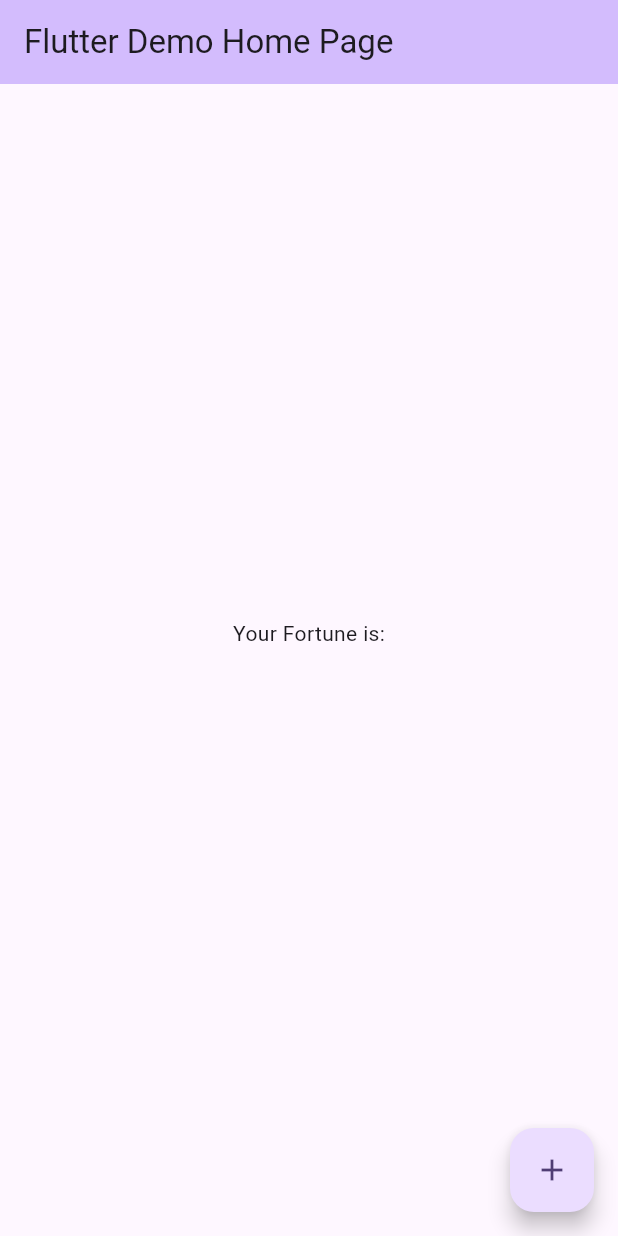
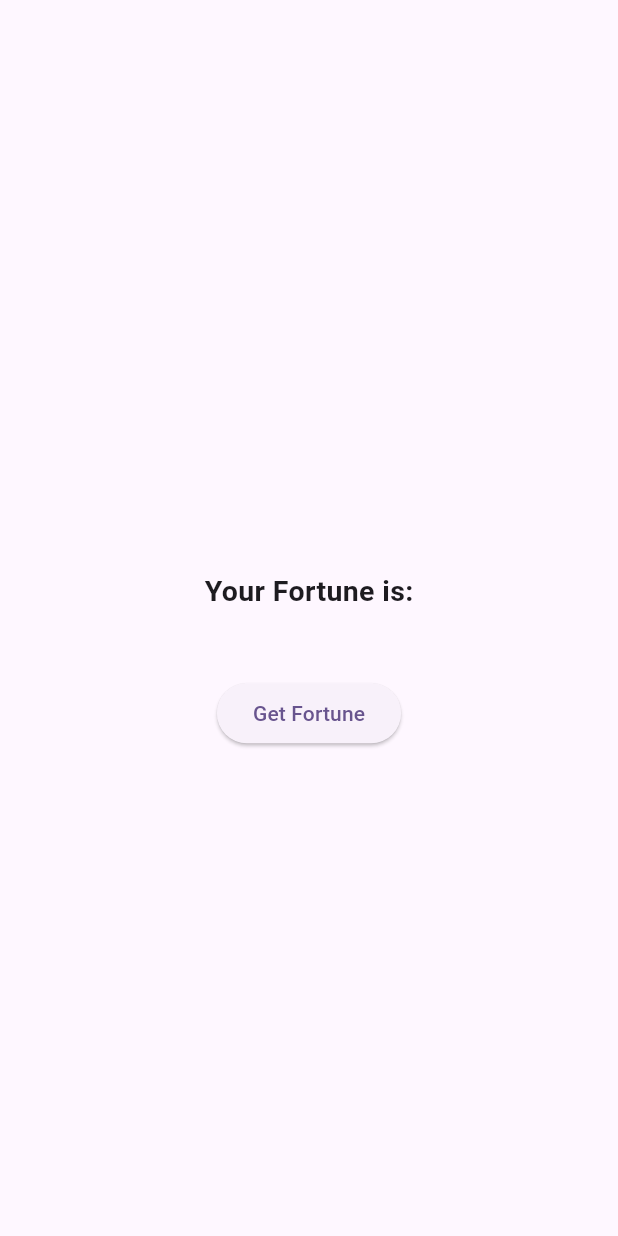
Before and after one commit to abdullahmeen/fortune_cookie, a Flutter app: the screen it shows after launch, on a phone screen of 412 x 824 dp. Run offline on Flutter 3.47's test engine with Material 3 defaults, Android fonts, the phone set to English and light mode, and no system bars.

```diff
--- a/lib/main.dart
+++ b/lib/main.dart
@@ -45,43 +45,39 @@ class _MyHomePageState extends State<MyHomePage> {
     var random = Random();
     int fortune = random.nextInt(_fortuneList.length);
     setState(() {
-    _currentFortune = _fortuneList[fortune];
-
+      _currentFortune = _fortuneList[fortune];
     });
     // print(fortune);
-  }
-
-  void _incrementCounter() {
-    setState(() {
-      _counter++;
-    });
   }
 
   @override
   Widget build(BuildContext context) {
     return Scaffold(
-      appBar: AppBar(
-        backgroundColor: Theme.of(context).colorScheme.inversePrimary,
-
-        title: Text("Flutter Demo Home Page"),
-      ),
+      appBar: AppBar(),
       body: Center(
         child: Column(
           mainAxisAlignment: MainAxisAlignment.center,
           children: <Widget>[
-            Text("Your Fortune is:"),
-            Text(
-              '$_currentFortune',
+            Text("Your Fortune is:",
+            style: TextStyle(fontSize: 19, fontWeight: FontWeight.bold,),
+            ),
+            Card(child: Text(
+              '${_currentFortune}',
               style: Theme.of(context).textTheme.headlineMedium,
             ),
+            ),
+            ElevatedButton(
+              onPressed: _randomFortune,
+              child: Text("Get Fortune")
+              ),
           ],
         ),
       ),
-      floatingActionButton: FloatingActionButton(
-        onPressed: _randomFortune,
-        tooltip: 'Increment',
-        child: const Icon(Icons.add),
-      ), // This trailing comma makes auto-formatting nicer for build methods.
+      // floatingActionButton: FloatingActionButton(
+      //   onPressed: _randomFortune,
+      //   tooltip: 'Increment',
+      //   child: const Icon(Icons.add),
+      // ), // This trailing comma makes auto-formatting nicer for build methods.
     );
   }
 }
```
